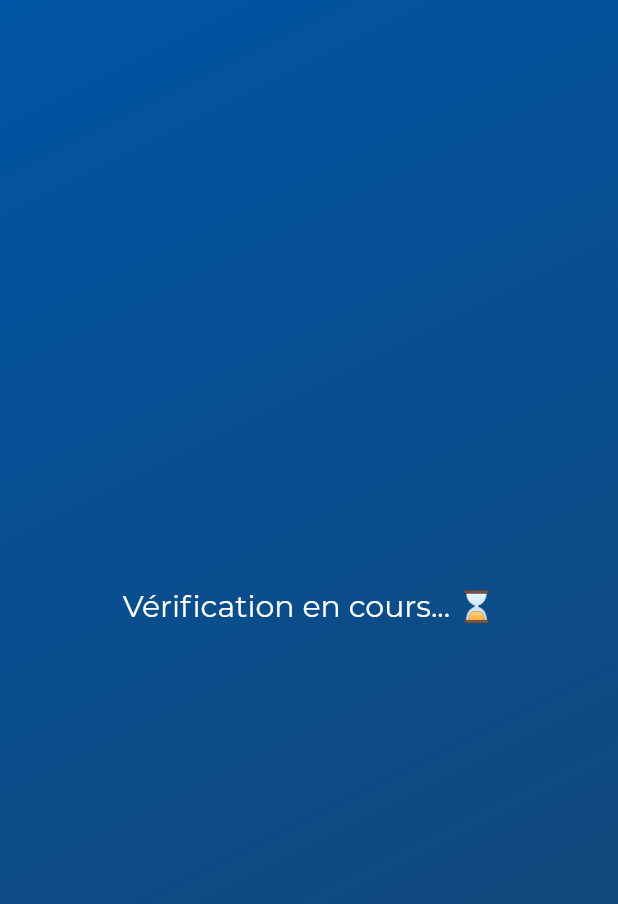
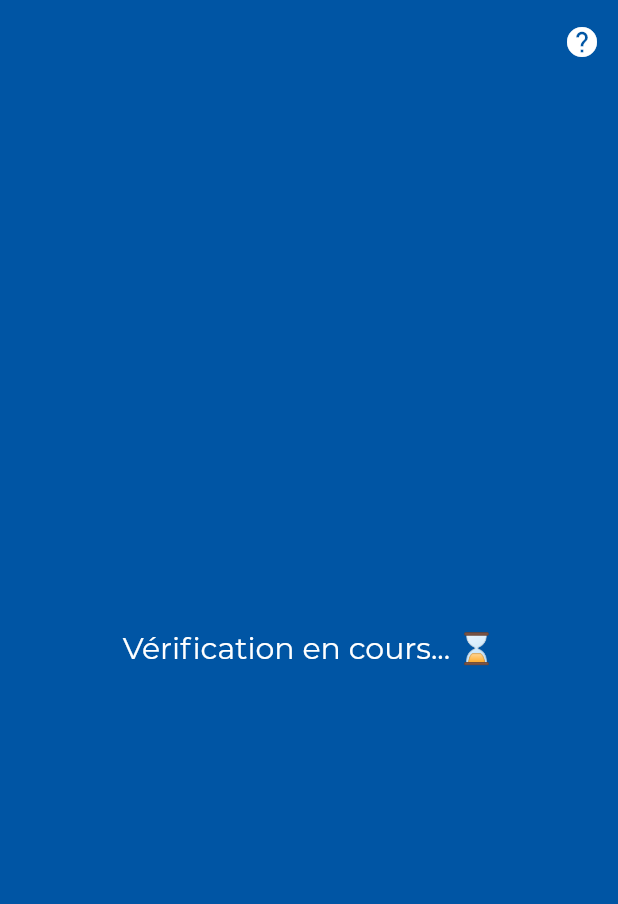
Before and after one commit to xsaamiir/paris_masque, a Flutter app: the screen it shows after launch, on a phone screen of 412 x 824 dp. Shown: the top 904 px of the screen. Run offline on Flutter 3.47's test engine with Material 2 defaults, Android fonts, the phone set to English and light mode, and no system bars; our stand-ins replace geolocator, stream_transform; missing offline and left inert: geojson, geopoint; project files that could hold a hidden picture were left out.

Commit message:
Add help/about screen

```diff
--- a/lib/main.dart
+++ b/lib/main.dart
@@ -27,6 +27,27 @@ class App extends StatelessWidget {
         visualDensity: VisualDensity.adaptivePlatformDensity,
       ),
       home: HomePage(),
+    );
+  }
+}
+
+class Layout extends StatelessWidget {
+  final Widget body;
+  final List<Widget> appBarActions;
+
+  const Layout({Key key, @required this.body, this.appBarActions})
+      : super(key: key);
+
+  @override
+  Widget build(BuildContext context) {
+    return Scaffold(
+      backgroundColor: Theme.of(context).primaryColor,
+      appBar: AppBar(
+        elevation: 0.0,
+        bottomOpacity: 0.0,
+        actions: this.appBarActions,
+      ),
+      body: this.body,
     );
   }
 }
@@ -86,19 +107,18 @@ class _HomePageState extends State<HomePage> {
     // The Flutter framework has been optimized to make rerunning build methods
     // fast, so that you can just rebuild anything that needs updating rather
     // than having to individually change instances of widgets.
-    return Scaffold(
-      body: Container(
-        decoration: BoxDecoration(
-          gradient: LinearGradient(
-            colors: [
-              Theme.of(context).primaryColor,
-              Theme.of(context).primaryColor.withOpacity(.6),
-            ],
-            begin: Alignment.topLeft,
-            end: Alignment.bottomRight,
-            stops: [0.0, 0.9],
+    return Layout(
+      appBarActions: [
+        IconButton(
+          icon: const Icon(Icons.help),
+          tooltip: 'Aide',
+          onPressed: () => Navigator.push(
+            context,
+            MaterialPageRoute(builder: (context) => HelpPage()),
           ),
         ),
+      ],
+      body: Container(
         child: Center(
           child: RefreshIndicator(
             onRefresh: _checkShouldWearMask,
@@ -160,3 +180,14 @@ class ShouldWearMask extends StatelessWidget {
     ]);
   }
 }
+
+class HelpPage extends StatelessWidget {
+  @override
+  Widget build(BuildContext context) {
+    return Layout(
+      body: Center(
+        child: Text("écran d'aide"),
+      ),
+    );
+  }
+}
```
